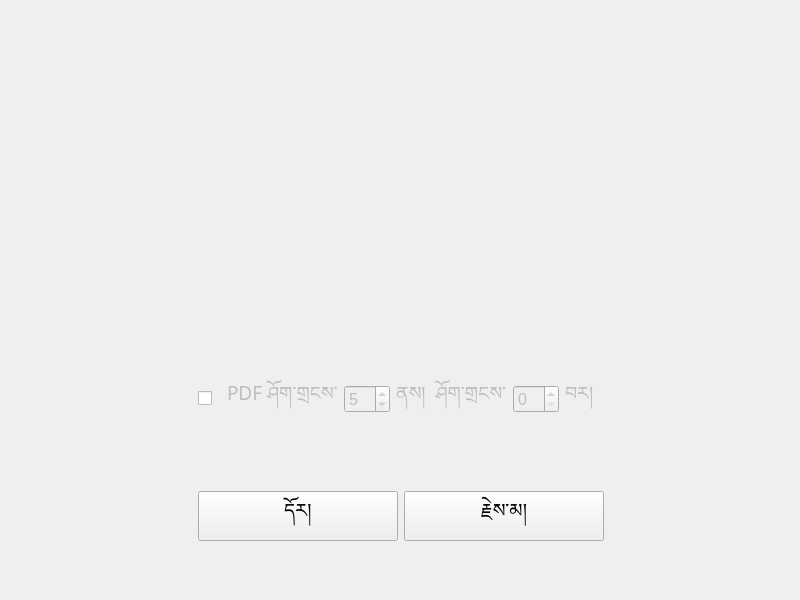
Before: the Qt Designer form window.ui in buda-base/pecha-printer, drawn with Qt 5.
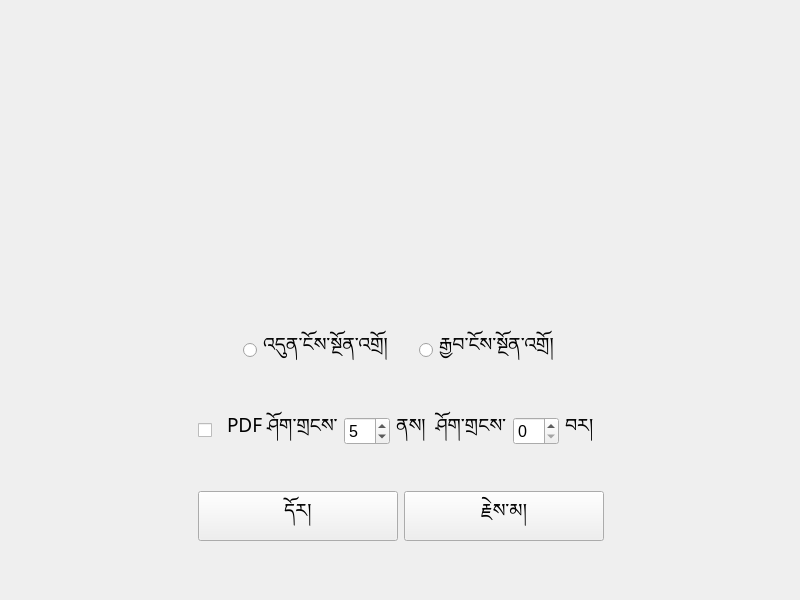
After: the same form once the commit is applied.

```diff
--- a/window.ui
+++ b/window.ui
@@ -296,6 +296,74 @@
           </item>
          </layout>
         </item>
+        <item>
+         <layout class="QHBoxLayout" name="horizontalLayout_15">
+          <item>
+           <spacer name="horizontalSpacer_22">
+            <property name="orientation">
+             <enum>Qt::Horizontal</enum>
+            </property>
+            <property name="sizeHint" stdset="0">
+             <size>
+              <width>40</width>
+              <height>20</height>
+             </size>
+            </property>
+           </spacer>
+          </item>
+          <item>
+           <widget class="QRadioButton" name="radioButton_2">
+            <property name="font">
+             <font>
+              <family>Microsoft Himalaya</family>
+              <pointsize>14</pointsize>
+             </font>
+            </property>
+            <property name="text">
+             <string>འདུན་ངོས་སྔོན་འགྲོ།    </string>
+            </property>
+            <property name="iconSize">
+             <size>
+              <width>30</width>
+              <height>30</height>
+             </size>
+            </property>
+           </widget>
+          </item>
+          <item>
+           <widget class="QRadioButton" name="radioButton">
+            <property name="font">
+             <font>
+              <family>Microsoft Himalaya</family>
+              <pointsize>14</pointsize>
+             </font>
+            </property>
+            <property name="text">
+             <string>རྒྱབ་ངོས་སྔོན་འགྲོ།</string>
+            </property>
+            <property name="iconSize">
+             <size>
+              <width>30</width>
+              <height>30</height>
+             </size>
+            </property>
+           </widget>
+          </item>
+          <item>
+           <spacer name="horizontalSpacer_21">
+            <property name="orientation">
+             <enum>Qt::Horizontal</enum>
+            </property>
+            <property name="sizeHint" stdset="0">
+             <size>
+              <width>40</width>
+              <height>20</height>
+             </size>
+            </property>
+           </spacer>
+          </item>
+         </layout>
+        </item>
         <item>
          <widget class="QFrame" name="frame">
           <layout class="QHBoxLayout" name="horizontalLayout_14">
@@ -328,12 +396,15 @@
            <item>
             <widget class="QStackedWidget" name="pagePicker">
              <widget class="QWidget" name="Page1">
-              <property name="enabled">
-               <bool>false</bool>
-              </property>
               <layout class="QHBoxLayout" name="horizontalLayout_7">
                <item>
                 <widget class="QLabel" name="label_11">
+                 <property name="sizePolicy">
+                  <sizepolicy hsizetype="Preferred" vsizetype="Preferred">
+                   <horstretch>0</horstretch>
+                   <verstretch>0</verstretch>
+                  </sizepolicy>
+                 </property>
                  <property name="font">
                   <font>
                    <family>Microsoft Himalaya</family>
@@ -343,6 +414,12 @@
                  <property name="text">
                   <string>PDF ཤོག་གྲངས་</string>
                  </property>
+                 <property name="scaledContents">
+                  <bool>false</bool>
+                 </property>
+                 <property name="wordWrap">
+                  <bool>false</bool>
+                 </property>
                 </widget>
                </item>
                <item>
```
